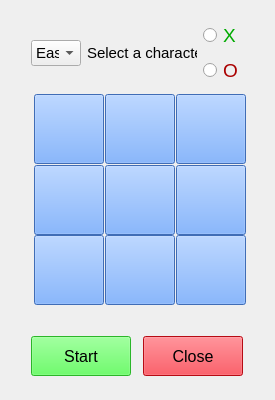
Above: tic_tac_toe.ui from OlexandrKomisaryk/Widget_Tic_tac_toe before the change. Below: the same form after it.
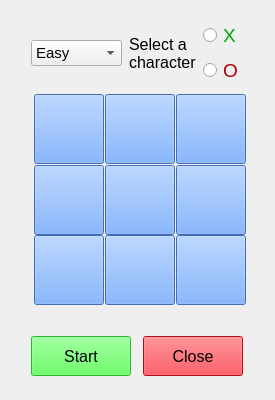
That is the form after the change. Icons and pictures are not drawn.

The edit to the form file:
```diff
--- a/tic_tac_toe.ui
+++ b/tic_tac_toe.ui
@@ -83,8 +83,26 @@
            <string>Hard</string>
           </property>
          </item>
+         <item>
+          <property name="text">
+           <string>Impossible</string>
+          </property>
+         </item>
         </widget>
        </item>
+       <item>
+        <spacer name="horizontalSpacer_2">
+         <property name="orientation">
+          <enum>Qt::Horizontal</enum>
+         </property>
+         <property name="sizeHint" stdset="0">
+          <size>
+           <width>9</width>
+           <height>20</height>
+          </size>
+         </property>
+        </spacer>
+       </item>
        <item>
         <widget class="QLabel" name="label">
          <property name="sizePolicy">
@@ -95,11 +113,12 @@
          </property>
          <property name="font">
           <font>
-           <pointsize>11</pointsize>
+           <pointsize>12</pointsize>
           </font>
          </property>
          <property name="text">
-          <string>Select a character</string>
+          <string>Select a
+character</string>
          </property>
         </widget>
        </item>
```
